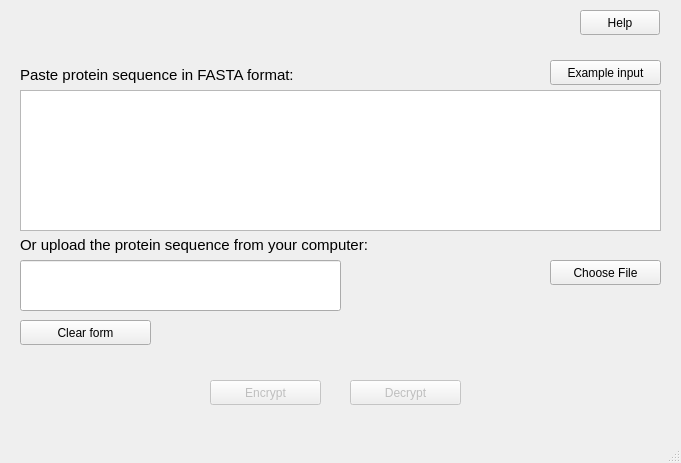
The window that Home.ui (hamza1886/data-anonymization) describes before a commit, drawn with Qt 5.
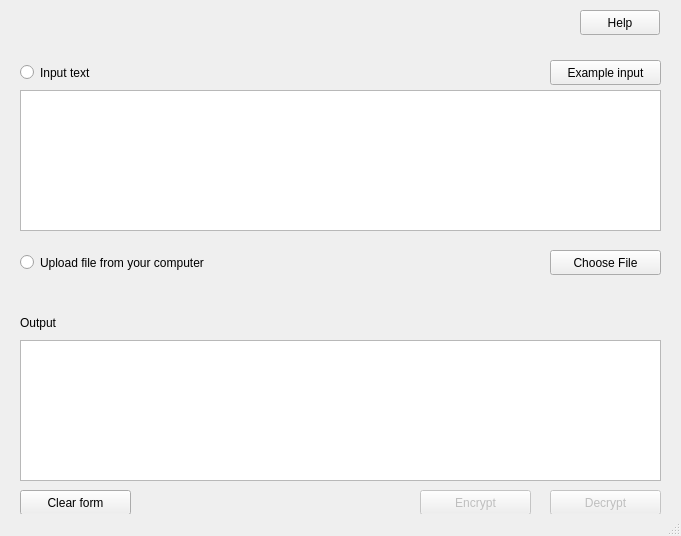
The same window after the commit.

Commit message: Added output field

```diff
--- a/Home.ui
+++ b/Home.ui
@@ -7,54 +7,18 @@
     <x>0</x>
     <y>0</y>
     <width>681</width>
-    <height>463</height>
+    <height>536</height>
    </rect>
   </property>
   <property name="windowTitle">
    <string>Data Anonymization</string>
   </property>
   <widget class="QWidget" name="central_widget">
-   <widget class="QLabel" name="label_2">
-    <property name="geometry">
-     <rect>
-      <x>20</x>
-      <y>60</y>
-      <width>401</width>
-      <height>31</height>
-     </rect>
-    </property>
-    <property name="text">
-     <string>&lt;html&gt;&lt;head/&gt;&lt;body&gt;&lt;p&gt;&lt;span style=&quot; font-size:11pt;&quot;&gt;Paste protein sequence in FASTA format:&lt;/span&gt;&lt;/p&gt;&lt;/body&gt;&lt;/html&gt;</string>
-    </property>
-   </widget>
-   <widget class="QLineEdit" name="input_path">
-    <property name="geometry">
-     <rect>
-      <x>20</x>
-      <y>260</y>
-      <width>321</width>
-      <height>51</height>
-     </rect>
-    </property>
-   </widget>
-   <widget class="QLabel" name="label_3">
-    <property name="geometry">
-     <rect>
-      <x>20</x>
-      <y>230</y>
-      <width>401</width>
-      <height>31</height>
-     </rect>
-    </property>
-    <property name="text">
-     <string>&lt;html&gt;&lt;head/&gt;&lt;body&gt;&lt;p&gt;&lt;span style=&quot; font-size:11pt;&quot;&gt;Or upload the protein sequence from your computer:&lt;/span&gt;&lt;/p&gt;&lt;/body&gt;&lt;/html&gt;</string>
-    </property>
-   </widget>
-   <widget class="QPushButton" name="choose_input_file">
+   <widget class="QPushButton" name="choose_file_button">
     <property name="geometry">
      <rect>
       <x>550</x>
-      <y>260</y>
+      <y>250</y>
       <width>111</width>
       <height>25</height>
      </rect>
@@ -69,8 +33,8 @@
     </property>
     <property name="geometry">
      <rect>
-      <x>210</x>
-      <y>380</y>
+      <x>420</x>
+      <y>490</y>
       <width>111</width>
       <height>25</height>
      </rect>
@@ -88,8 +52,8 @@
     </property>
     <property name="geometry">
      <rect>
-      <x>350</x>
-      <y>380</y>
+      <x>550</x>
+      <y>490</y>
       <width>111</width>
       <height>25</height>
      </rect>
@@ -105,8 +69,8 @@
     <property name="geometry">
      <rect>
       <x>20</x>
-      <y>320</y>
-      <width>131</width>
+      <y>490</y>
+      <width>111</width>
       <height>25</height>
      </rect>
     </property>
@@ -153,6 +117,74 @@
      <string>Help</string>
     </property>
    </widget>
+   <widget class="QRadioButton" name="radio_button_1">
+    <property name="geometry">
+     <rect>
+      <x>20</x>
+      <y>60</y>
+      <width>401</width>
+      <height>25</height>
+     </rect>
+    </property>
+    <property name="text">
+     <string>Input text</string>
+    </property>
+   </widget>
+   <widget class="QRadioButton" name="radio_button_2">
+    <property name="geometry">
+     <rect>
+      <x>20</x>
+      <y>250</y>
+      <width>401</width>
+      <height>25</height>
+     </rect>
+    </property>
+    <property name="text">
+     <string>Upload file from your computer</string>
+    </property>
+   </widget>
+   <widget class="QLabel" name="input_path">
+    <property name="geometry">
+     <rect>
+      <x>20</x>
+      <y>280</y>
+      <width>641</width>
+      <height>25</height>
+     </rect>
+    </property>
+    <property name="text">
+     <string/>
+    </property>
+   </widget>
+   <widget class="QLabel" name="output_label">
+    <property name="geometry">
+     <rect>
+      <x>20</x>
+      <y>310</y>
+      <width>641</width>
+      <height>25</height>
+     </rect>
+    </property>
+    <property name="text">
+     <string>Output</string>
+    </property>
+   </widget>
+   <widget class="QTextEdit" name="output_text">
+    <property name="geometry">
+     <rect>
+      <x>20</x>
+      <y>340</y>
+      <width>641</width>
+      <height>141</height>
+     </rect>
+    </property>
+    <property name="lineWrapMode">
+     <enum>QTextEdit::WidgetWidth</enum>
+    </property>
+    <property name="readOnly">
+     <bool>true</bool>
+    </property>
+   </widget>
   </widget>
   <widget class="QStatusBar" name="status_bar"/>
  </widget>
```
Left out of the diff: 10 changed lines with no effect on the pictures. The commit also changes 2 other files.
